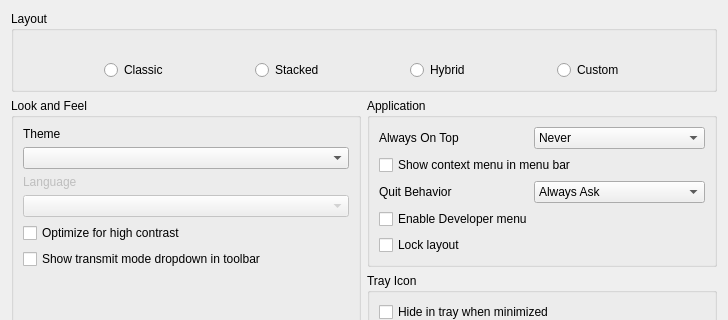
The window that src/mumble/LookConfig.ui (AFcPPe/Audio-For-SKYline-Standalone) describes before a commit, drawn with Qt 5; both pictures show x 0 to 728 and y 0 to 320 of the 728 by 1273 pixel window.
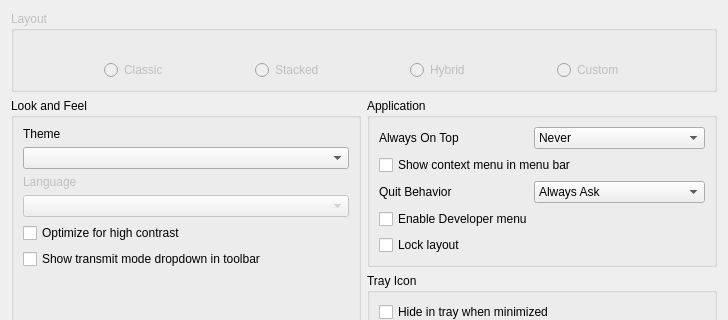
The same window after the commit. Icons and pictures are not drawn. Custom widgets are drawn as their Qt base class.

Commit message: 强制使用堆叠视角

What changed in the file:
```diff
--- a/src/mumble/LookConfig.ui
+++ b/src/mumble/LookConfig.ui
@@ -159,6 +159,9 @@
    </item>
    <item row="0" column="0" colspan="2">
     <widget class="QGroupBox" name="qgbLayout">
+     <property name="enabled">
+      <bool>false</bool>
+     </property>
      <property name="title">
       <string>Layout</string>
      </property>
```
The commit also changes 1 other file.
